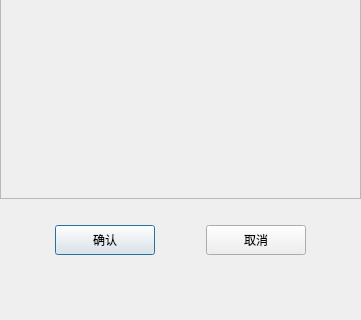
liaoliangan/Chat, file Client/Form/applyfriend.ui: the form before one commit; both pictures show x 0 to 361 and y 301 to 621 of the 361 by 621 pixel window.
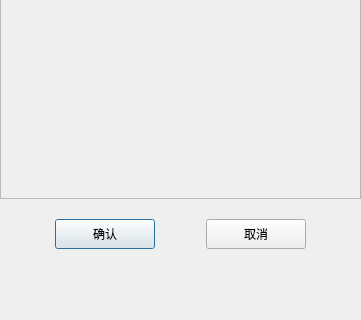
The form after the commit. Custom widgets are drawn as their Qt base class.

```diff
--- a/Client/Form/applyfriend.ui
+++ b/Client/Form/applyfriend.ui
@@ -26,6 +26,9 @@
    <string>ApplyFriend</string>
   </property>
   <layout class="QVBoxLayout" name="verticalLayout">
+   <property name="spacing">
+    <number>0</number>
+   </property>
    <property name="leftMargin">
     <number>0</number>
    </property>
```
